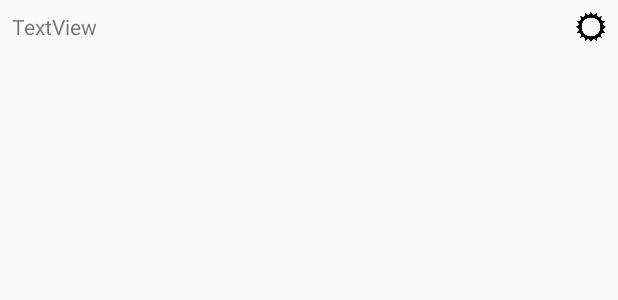
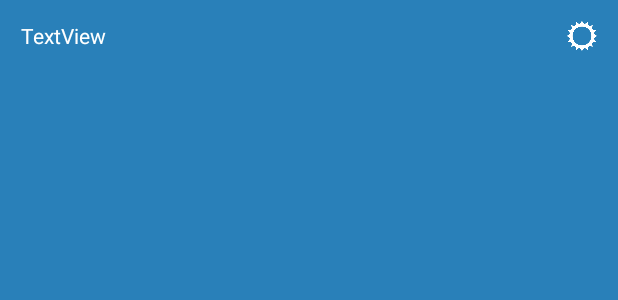
Before and after one commit to claudiooliveira/weatherforecastchallenge, an Android app: the layout forecast_day_item.xml on its own in the app's theme, with its tools: preview values and no code run, on a phone screen of 412 x 824 dp. Shown: the top 300 px of the screen. Run offline under Robolectric (Android 15) with nearby library versions, the phone set to English and light mode, and no system bars; network calls fail.

Commit message:
chore(forecast): I added a time check to identify when it is night / day according to local time, and then set the theme night. I added animations and interaction with the forecast items for the coming days.

```diff
--- a/app/src/main/java/com/example/weatherforecastchallenge/MainActivity.kt
+++ b/app/src/main/java/com/example/weatherforecastchallenge/MainActivity.kt
@@ -4,12 +4,16 @@ import android.support.v7.app.AppCompatActivity
 import android.os.Bundle
 import android.support.v4.app.Fragment
 import com.example.weatherforecastchallenge.home.HomeFragment
+import com.example.weatherforecastchallenge.utils.DateUtils
 import com.example.weatherforecastchallenge.utils.transact
 import kotlinx.android.synthetic.main.activity_main.*
 
 class MainActivity : AppCompatActivity() {
 
     override fun onCreate(savedInstanceState: Bundle?) {
+        if (DateUtils.checkIfDayOrNight() == "night") {
+            setTheme(R.style.AppTheme_NightTheme)
+        }
         super.onCreate(savedInstanceState)
         setContentView(R.layout.activity_main)
         setSupportActionBar(toolbar)
--- a/app/src/main/java/com/example/weatherforecastchallenge/home/HomeInteractor.kt
+++ b/app/src/main/java/com/example/weatherforecastchallenge/home/HomeInteractor.kt
@@ -23,7 +23,6 @@ class HomeInteractor : HomeInteractorInput {
         }
 
         var weatherData = weatherWorker!!.getWeatherData(context, request.latitude, request.longitude)
-
         output?.presentWeatherData(weatherData)
 
     }
--- a/app/src/main/res/layout/activity_main.xml
+++ b/app/src/main/res/layout/activity_main.xml
@@ -27,7 +27,6 @@
         app:layout_constraintEnd_toEndOf="parent"
         app:layout_constraintStart_toEndOf="parent"
         app:layout_constraintTop_toBottomOf="@id/toolbar"
-        app:layout_constraintBottom_toBottomOf="parent"
-        android:background="@color/background"/>
+        app:layout_constraintBottom_toBottomOf="parent"/>
 
 </android.support.constraint.ConstraintLayout>
--- a/app/src/main/res/layout/forecast_day_item.xml
+++ b/app/src/main/res/layout/forecast_day_item.xml
@@ -3,19 +3,50 @@
     xmlns:android="http://schemas.android.com/apk/res/android"
     xmlns:app="http://schemas.android.com/apk/res-auto" android:layout_width="match_parent"
     android:layout_height="wrap_content"
-    android:padding="8dp">
+    android:padding="14dp"
+    android:background="?android:selectableItemBackground"
+    android:focusable="true"
+    android:clickable="true"
+    android:id="@+id/containerLayout"
+    android:orientation="vertical">
 
+    <LinearLayout
+            android:layout_width="match_parent"
+            android:layout_height="wrap_content"
+            android:orientation="horizontal"
+            android:background="@android:color/transparent">
         <TextView
                 android:text="TextView"
                 android:layout_width="wrap_content"
                 android:layout_height="wrap_content"
                 android:id="@+id/txtTemperature"
                 android:layout_weight="1"
+                android:background="@android:color/transparent"
         />
         <ImageView
                 android:layout_width="20dp"
                 android:layout_height="20dp"
                 app:srcCompat="@drawable/clear_day_solid"
                 android:id="@+id/imgWeatherIcon"
+                android:tint="@color/white"
+                android:background="@android:color/transparent"
         />
     </LinearLayout>
+    <LinearLayout
+            android:layout_width="match_parent"
+            android:layout_height="wrap_content"
+            android:orientation="horizontal"
+            android:id="@+id/expandedLayout"
+            android:visibility="gone"
+            android:background="@android:color/transparent">
+        <TextView
+                android:text="TextView"
+                android:layout_width="wrap_content"
+                android:layout_height="wrap_content"
+                android:id="@+id/txtSummary"
+                android:layout_weight="1"
+                android:background="@android:color/transparent"
+                android:textStyle="bold"
+        />
+    </LinearLayout>
+</LinearLayout>
--- a/app/src/main/res/values/colors.xml
+++ b/app/src/main/res/values/colors.xml
@@ -4,4 +4,7 @@
     <color name="colorPrimaryDark">#00574B</color>
     <color name="colorAccent">#D81B60</color>
     <color name="background">#fff</color>
+    <color name="dayColor">#2980b9</color>
+    <color name="nightColor">#2c3e50</color>
+    <color name="white">#fff</color>
 </resources>
--- a/app/src/main/res/values/styles.xml
+++ b/app/src/main/res/values/styles.xml
@@ -4,8 +4,19 @@
     <style name="AppTheme" parent="Theme.AppCompat.Light.NoActionBar">
         <!-- Customize your theme here. -->
         <item name="colorPrimary">@color/colorPrimary</item>
-        <item name="colorPrimaryDark">@color/colorPrimaryDark</item>
+        <item name="colorPrimaryDark">@color/dayColor</item>
         <item name="colorAccent">@color/colorAccent</item>
+        <item name="android:background">@color/dayColor</item>
+        <item name="android:textColor">@color/white</item>
+    </style>
+
+    <style name="AppTheme.NightTheme" parent="Theme.AppCompat.Light.NoActionBar">
+        <!-- Customize your theme here. -->
+        <item name="colorPrimary">@color/colorPrimary</item>
+        <item name="colorPrimaryDark">@color/nightColor</item>
+        <item name="colorAccent">@color/colorAccent</item>
+        <item name="android:background">@color/nightColor</item>
+        <item name="android:textColor">@color/white</item>
     </style>
 
 </resources>
```
Also changed, not shown: app/src/main/java/com/example/weatherforecastchallenge/home/HomeFragment.kt (+73 -8 lines), app/src/main/res/anim/bounce_rotate_from_top.xml (added, +12 -0 lines), app/src/main/res/anim/fade_from_left_to_right_slow.xml (added, +11 -0 lines), app/src/main/res/anim/fade_from_top_to_bottom.xml (added, +11 -0 lines), app/src/main/res/anim/slide_from_bottom_to_top.xml (added, +9 -0 lines), app/src/main/res/anim/slide_from_top_to_bottom.xml (added, +9 -0 lines), app/src/main/res/anim/zoom_out.xml (added, +22 -0 lines), app/src/main/res/layout/custom_loading_layout.xml (added, +23 -0 lines), app/src/main/res/layout/fragment_home.xml (+6 -5 lines). Lines whose indentation alone changed are shown as unchanged.
